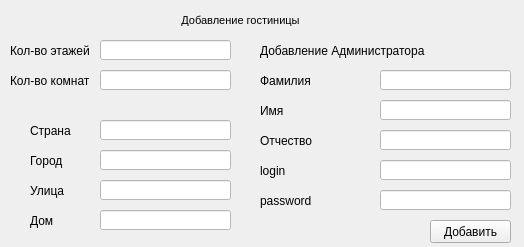
AnastasiaPotapova/kd_nti_hotel_app, file add_hostel.ui: the form before one commit.
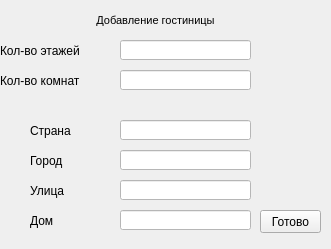
The form after the commit.

Diff of the .ui file:
```diff
--- a/add_hostel.ui
+++ b/add_hostel.ui
@@ -6,19 +6,178 @@
    <rect>
     <x>0</x>
     <y>0</y>
-    <width>524</width>
-    <height>247</height>
+    <width>331</width>
+    <height>249</height>
    </rect>
   </property>
   <property name="windowTitle">
    <string>Form</string>
   </property>
+  <widget class="QLineEdit" name="house">
+   <property name="geometry">
+    <rect>
+     <x>120</x>
+     <y>210</y>
+     <width>131</width>
+     <height>20</height>
+    </rect>
+   </property>
+   <property name="styleSheet">
+    <string notr="true">background-color: rgb(255, 255, 255);</string>
+   </property>
+  </widget>
+  <widget class="QLabel" name="name_cinema_wr_2">
+   <property name="geometry">
+    <rect>
+     <x>0</x>
+     <y>70</y>
+     <width>111</width>
+     <height>21</height>
+    </rect>
+   </property>
+   <property name="text">
+    <string>Кол-во комнат</string>
+   </property>
+  </widget>
+  <widget class="QLabel" name="name_cinema_wr_5">
+   <property name="geometry">
+    <rect>
+     <x>30</x>
+     <y>180</y>
+     <width>51</width>
+     <height>21</height>
+    </rect>
+   </property>
+   <property name="text">
+    <string>Улица</string>
+   </property>
+  </widget>
+  <widget class="QLineEdit" name="nroom">
+   <property name="geometry">
+    <rect>
+     <x>120</x>
+     <y>70</y>
+     <width>131</width>
+     <height>20</height>
+    </rect>
+   </property>
+   <property name="styleSheet">
+    <string notr="true">background-color: rgb(255, 255, 255);</string>
+   </property>
+  </widget>
+  <widget class="QLineEdit" name="nlevel">
+   <property name="geometry">
+    <rect>
+     <x>120</x>
+     <y>40</y>
+     <width>131</width>
+     <height>20</height>
+    </rect>
+   </property>
+   <property name="styleSheet">
+    <string notr="true">background-color: rgb(255, 255, 255);</string>
+   </property>
+  </widget>
+  <widget class="QLineEdit" name="sreet">
+   <property name="geometry">
+    <rect>
+     <x>120</x>
+     <y>180</y>
+     <width>131</width>
+     <height>20</height>
+    </rect>
+   </property>
+   <property name="styleSheet">
+    <string notr="true">background-color: rgb(255, 255, 255);</string>
+   </property>
+  </widget>
+  <widget class="QLabel" name="name_cinema_wr">
+   <property name="geometry">
+    <rect>
+     <x>0</x>
+     <y>40</y>
+     <width>111</width>
+     <height>21</height>
+    </rect>
+   </property>
+   <property name="text">
+    <string>Кол-во этажей</string>
+   </property>
+  </widget>
+  <widget class="QLineEdit" name="city">
+   <property name="geometry">
+    <rect>
+     <x>120</x>
+     <y>150</y>
+     <width>131</width>
+     <height>20</height>
+    </rect>
+   </property>
+   <property name="styleSheet">
+    <string notr="true">background-color: rgb(255, 255, 255);</string>
+   </property>
+  </widget>
+  <widget class="QPushButton" name="btnadd_hostel">
+   <property name="geometry">
+    <rect>
+     <x>260</x>
+     <y>210</y>
+     <width>61</width>
+     <height>23</height>
+    </rect>
+   </property>
+   <property name="styleSheet">
+    <string notr="true"/>
+   </property>
+   <property name="text">
+    <string>Готово</string>
+   </property>
+  </widget>
+  <widget class="QLabel" name="name_cinema_wr_3">
+   <property name="geometry">
+    <rect>
+     <x>30</x>
+     <y>120</y>
+     <width>51</width>
+     <height>21</height>
+    </rect>
+   </property>
+   <property name="text">
+    <string>Страна</string>
+   </property>
+  </widget>
+  <widget class="QLineEdit" name="country">
+   <property name="geometry">
+    <rect>
+     <x>120</x>
+     <y>120</y>
+     <width>131</width>
+     <height>20</height>
+    </rect>
+   </property>
+   <property name="styleSheet">
+    <string notr="true">background-color: rgb(255, 255, 255);</string>
+   </property>
+  </widget>
+  <widget class="QLabel" name="name_cinema_wr_6">
+   <property name="geometry">
+    <rect>
+     <x>30</x>
+     <y>210</y>
+     <width>51</width>
+     <height>21</height>
+    </rect>
+   </property>
+   <property name="text">
+    <string>Дом</string>
+   </property>
+  </widget>
   <widget class="QTextBrowser" name="textBrowser">
    <property name="geometry">
     <rect>
-     <x>10</x>
+     <x>0</x>
      <y>10</y>
-     <width>461</width>
+     <width>311</width>
      <height>31</height>
     </rect>
    </property>
@@ -32,125 +191,8 @@
     <string>&lt;!DOCTYPE HTML PUBLIC &quot;-//W3C//DTD HTML 4.0//EN&quot; &quot;http://www.w3.org/TR/REC-html40/strict.dtd&quot;&gt;
 &lt;html&gt;&lt;head&gt;&lt;meta name=&quot;qrichtext&quot; content=&quot;1&quot; /&gt;&lt;style type=&quot;text/css&quot;&gt;
 p, li { white-space: pre-wrap; }
-&lt;/style&gt;&lt;/head&gt;&lt;body style=&quot; font-family:'MS Shell Dlg 2'; font-size:8.25pt; font-weight:400; font-style:normal;&quot;&gt;
-&lt;p align=&quot;center&quot; style=&quot; margin-top:0px; margin-bottom:0px; margin-left:0px; margin-right:0px; -qt-block-indent:0; text-indent:0px;&quot;&gt;Добавление гостиницы&lt;/p&gt;&lt;/body&gt;&lt;/html&gt;</string>
-   </property>
-  </widget>
-  <widget class="QLineEdit" name="nlevel">
-   <property name="geometry">
-    <rect>
-     <x>100</x>
-     <y>40</y>
-     <width>131</width>
-     <height>20</height>
-    </rect>
-   </property>
-   <property name="styleSheet">
-    <string notr="true">background-color: rgb(255, 255, 255);</string>
-   </property>
-  </widget>
-  <widget class="QLineEdit" name="nroom">
-   <property name="geometry">
-    <rect>
-     <x>100</x>
-     <y>70</y>
-     <width>131</width>
-     <height>20</height>
-    </rect>
-   </property>
-   <property name="styleSheet">
-    <string notr="true">background-color: rgb(255, 255, 255);</string>
-   </property>
-  </widget>
-  <widget class="QLineEdit" name="country">
-   <property name="geometry">
-    <rect>
-     <x>100</x>
-     <y>120</y>
-     <width>131</width>
-     <height>20</height>
-    </rect>
-   </property>
-   <property name="styleSheet">
-    <string notr="true">background-color: rgb(255, 255, 255);</string>
-   </property>
-  </widget>
-  <widget class="QLineEdit" name="city">
-   <property name="geometry">
-    <rect>
-     <x>100</x>
-     <y>150</y>
-     <width>131</width>
-     <height>20</height>
-    </rect>
-   </property>
-   <property name="styleSheet">
-    <string notr="true">background-color: rgb(255, 255, 255);</string>
-   </property>
-  </widget>
-  <widget class="QLineEdit" name="sreet">
-   <property name="geometry">
-    <rect>
-     <x>100</x>
-     <y>180</y>
-     <width>131</width>
-     <height>20</height>
-    </rect>
-   </property>
-   <property name="styleSheet">
-    <string notr="true">background-color: rgb(255, 255, 255);</string>
-   </property>
-  </widget>
-  <widget class="QLineEdit" name="house">
-   <property name="geometry">
-    <rect>
-     <x>100</x>
-     <y>210</y>
-     <width>131</width>
-     <height>20</height>
-    </rect>
-   </property>
-   <property name="styleSheet">
-    <string notr="true">background-color: rgb(255, 255, 255);</string>
-   </property>
-  </widget>
-  <widget class="QLabel" name="name_cinema_wr">
-   <property name="geometry">
-    <rect>
-     <x>10</x>
-     <y>40</y>
-     <width>81</width>
-     <height>21</height>
-    </rect>
-   </property>
-   <property name="text">
-    <string>Кол-во этажей</string>
-   </property>
-  </widget>
-  <widget class="QLabel" name="name_cinema_wr_2">
-   <property name="geometry">
-    <rect>
-     <x>10</x>
-     <y>70</y>
-     <width>81</width>
-     <height>21</height>
-    </rect>
-   </property>
-   <property name="text">
-    <string>Кол-во комнат</string>
-   </property>
-  </widget>
-  <widget class="QLabel" name="name_cinema_wr_3">
-   <property name="geometry">
-    <rect>
-     <x>30</x>
-     <y>120</y>
-     <width>51</width>
-     <height>21</height>
-    </rect>
-   </property>
-   <property name="text">
-    <string>Страна</string>
+&lt;/style&gt;&lt;/head&gt;&lt;body style=&quot; font-family:'Ubuntu'; font-size:11pt; font-weight:400; font-style:normal;&quot;&gt;
+&lt;p align=&quot;center&quot; style=&quot; margin-top:0px; margin-bottom:0px; margin-left:0px; margin-right:0px; -qt-block-indent:0; text-indent:0px;&quot;&gt;&lt;span style=&quot; font-family:'MS Shell Dlg 2'; font-size:8pt;&quot;&gt;Добавление гостиницы&lt;/span&gt;&lt;/p&gt;&lt;/body&gt;&lt;/html&gt;</string>
    </property>
   </widget>
   <widget class="QLabel" name="name_cinema_wr_4">
@@ -166,191 +208,6 @@
     <string>Город</string>
    </property>
   </widget>
-  <widget class="QLabel" name="name_cinema_wr_5">
-   <property name="geometry">
-    <rect>
-     <x>30</x>
-     <y>180</y>
-     <width>51</width>
-     <height>21</height>
-    </rect>
-   </property>
-   <property name="text">
-    <string>Улица</string>
-   </property>
-  </widget>
-  <widget class="QLabel" name="name_cinema_wr_6">
-   <property name="geometry">
-    <rect>
-     <x>30</x>
-     <y>210</y>
-     <width>51</width>
-     <height>21</height>
-    </rect>
-   </property>
-   <property name="text">
-    <string>Дом</string>
-   </property>
-  </widget>
-  <widget class="QPushButton" name="btnadd_hostel">
-   <property name="geometry">
-    <rect>
-     <x>430</x>
-     <y>220</y>
-     <width>81</width>
-     <height>23</height>
-    </rect>
-   </property>
-   <property name="styleSheet">
-    <string notr="true"/>
-   </property>
-   <property name="text">
-    <string>Добавить</string>
-   </property>
-  </widget>
-  <widget class="QLineEdit" name="house_3">
-   <property name="geometry">
-    <rect>
-     <x>380</x>
-     <y>190</y>
-     <width>131</width>
-     <height>20</height>
-    </rect>
-   </property>
-   <property name="styleSheet">
-    <string notr="true">background-color: rgb(255, 255, 255);</string>
-   </property>
-  </widget>
-  <widget class="QLabel" name="name_cinema_wr_12">
-   <property name="geometry">
-    <rect>
-     <x>260</x>
-     <y>130</y>
-     <width>81</width>
-     <height>21</height>
-    </rect>
-   </property>
-   <property name="text">
-    <string>Отчество</string>
-   </property>
-  </widget>
-  <widget class="QLineEdit" name="house_2">
-   <property name="geometry">
-    <rect>
-     <x>380</x>
-     <y>160</y>
-     <width>131</width>
-     <height>20</height>
-    </rect>
-   </property>
-   <property name="styleSheet">
-    <string notr="true">background-color: rgb(255, 255, 255);</string>
-   </property>
-  </widget>
-  <widget class="QLabel" name="name_cinema_wr_9">
-   <property name="geometry">
-    <rect>
-     <x>260</x>
-     <y>190</y>
-     <width>51</width>
-     <height>21</height>
-    </rect>
-   </property>
-   <property name="text">
-    <string>password</string>
-   </property>
-  </widget>
-  <widget class="QLineEdit" name="familyname">
-   <property name="geometry">
-    <rect>
-     <x>380</x>
-     <y>70</y>
-     <width>131</width>
-     <height>20</height>
-    </rect>
-   </property>
-   <property name="styleSheet">
-    <string notr="true">background-color: rgb(255, 255, 255);</string>
-   </property>
-  </widget>
-  <widget class="QLabel" name="name_cinema_wr_7">
-   <property name="geometry">
-    <rect>
-     <x>260</x>
-     <y>40</y>
-     <width>201</width>
-     <height>21</height>
-    </rect>
-   </property>
-   <property name="text">
-    <string>Добавление Администратора</string>
-   </property>
-  </widget>
-  <widget class="QLineEdit" name="name">
-   <property name="geometry">
-    <rect>
-     <x>380</x>
-     <y>100</y>
-     <width>131</width>
-     <height>20</height>
-    </rect>
-   </property>
-   <property name="styleSheet">
-    <string notr="true">background-color: rgb(255, 255, 255);</string>
-   </property>
-  </widget>
-  <widget class="QLabel" name="name_cinema_wr_13">
-   <property name="geometry">
-    <rect>
-     <x>260</x>
-     <y>70</y>
-     <width>81</width>
-     <height>21</height>
-    </rect>
-   </property>
-   <property name="text">
-    <string>Фамилия</string>
-   </property>
-  </widget>
-  <widget class="QLabel" name="name_cinema_wr_11">
-   <property name="geometry">
-    <rect>
-     <x>260</x>
-     <y>100</y>
-     <width>81</width>
-     <height>21</height>
-    </rect>
-   </property>
-   <property name="text">
-    <string>Имя</string>
-   </property>
-  </widget>
-  <widget class="QLabel" name="name_cinema_wr_8">
-   <property name="geometry">
-    <rect>
-     <x>260</x>
-     <y>160</y>
-     <width>51</width>
-     <height>21</height>
-    </rect>
-   </property>
-   <property name="text">
-    <string>login</string>
-   </property>
-  </widget>
-  <widget class="QLineEdit" name="fathername">
-   <property name="geometry">
-    <rect>
-     <x>380</x>
-     <y>130</y>
-     <width>131</width>
-     <height>20</height>
-    </rect>
-   </property>
-   <property name="styleSheet">
-    <string notr="true">background-color: rgb(255, 255, 255);</string>
-   </property>
-  </widget>
  </widget>
  <resources/>
  <connections/>
```
Left out of the diff: 4 changed lines with no effect on the pictures.
